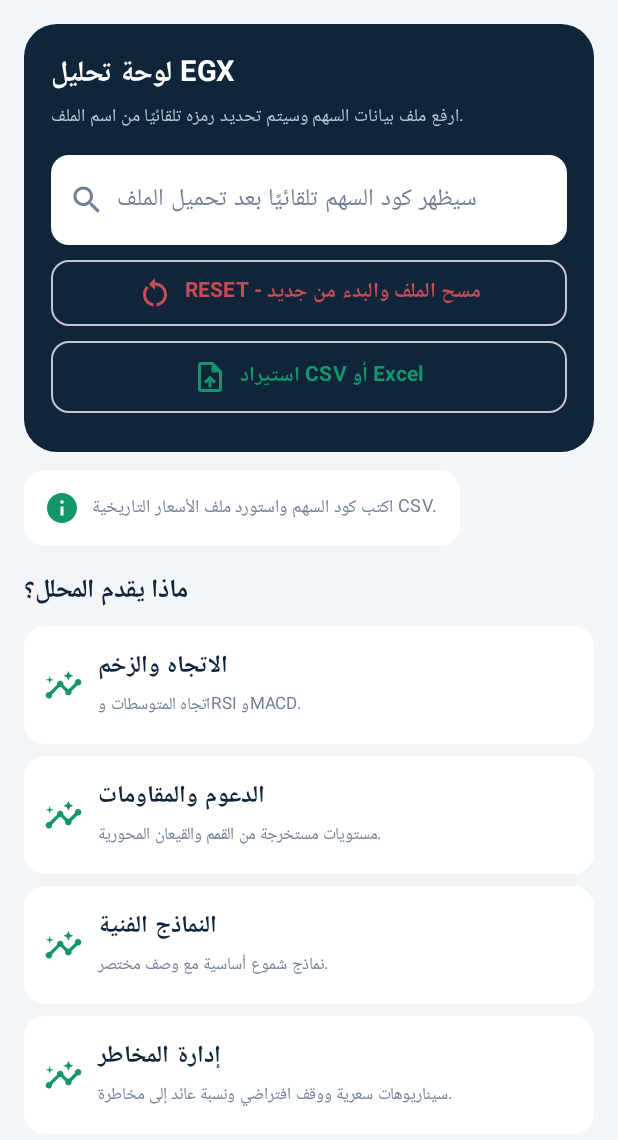
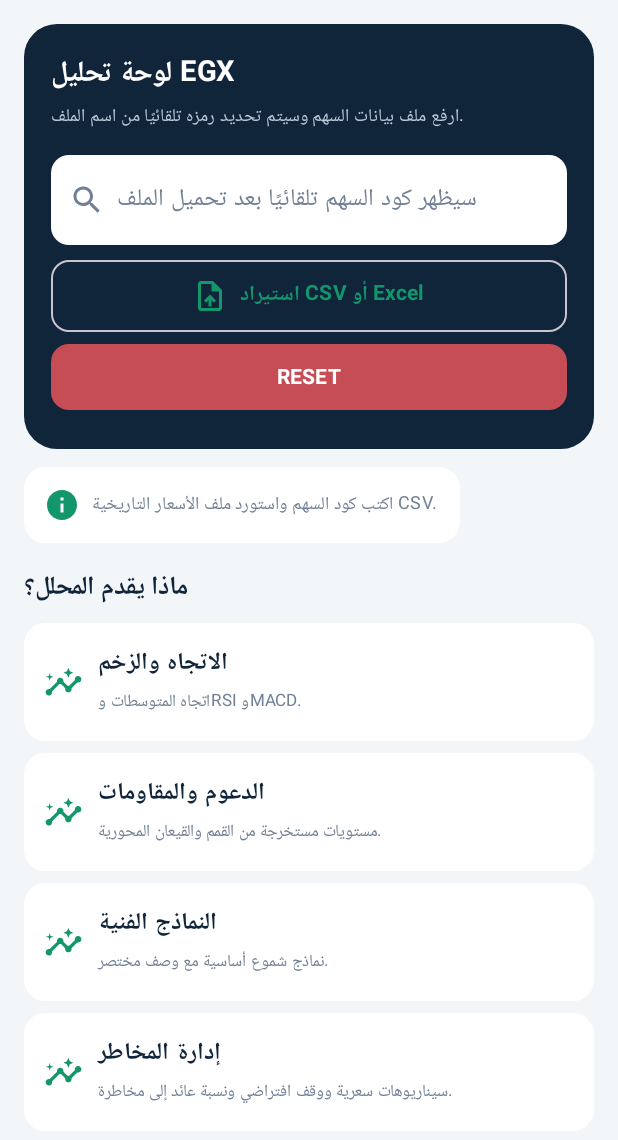
Before and after one commit to ahmednaf9/EGXStockAnalyzer, an Android app built with Jetpack Compose: the screen it shows after launch (MainActivity), on a phone screen of 412 x 824 dp, the part 96-1236 px from its top. Run offline under Robolectric (Android 15) with nearby library versions, the phone set to English and light mode, and no system bars.

Commit message:
Style RESET as a red button below file upload

```diff
--- a/app/src/main/java/com/egx/analyzer/MainActivity.kt
+++ b/app/src/main/java/com/egx/analyzer/MainActivity.kt
@@ -300,6 +300,17 @@ fun AnalyzerScreen(importFile: (Uri) -> ImportedStockFile) {
                     }
                     Spacer(Modifier.height(10.dp))
                     OutlinedButton(
+                        onClick = { picker.launch(arrayOf("text/*","text/csv","application/vnd.ms-excel","application/vnd.openxmlformats-officedocument.spreadsheetml.sheet")) },
+                        modifier = Modifier.fillMaxWidth().height(48.dp),
+                        shape = RoundedCornerShape(12.dp),
+                        colors = ButtonDefaults.outlinedButtonColors(contentColor = Green)
+                    ) {
+                        Icon(Icons.Default.UploadFile, null)
+                        Spacer(Modifier.width(8.dp))
+                        Text("استيراد CSV أو Excel", fontWeight = FontWeight.Bold)
+                    }
+                    Spacer(Modifier.height(8.dp))
+                    Button(
                         onClick = {
                             symbol = ""
                             candles = emptyList()
@@ -311,22 +322,9 @@ fun AnalyzerScreen(importFile: (Uri) -> ImportedStockFile) {
                         },
                         modifier = Modifier.fillMaxWidth().height(44.dp),
                         shape = RoundedCornerShape(12.dp),
-                        colors = ButtonDefaults.outlinedButtonColors(contentColor = Red)
+                        colors = ButtonDefaults.buttonColors(containerColor = Red, contentColor = Color.White)
                     ) {
-                        Icon(Icons.Default.RestartAlt, null)
-                        Spacer(Modifier.width(8.dp))
-                        Text("RESET - مسح الملف والبدء من جديد", fontWeight = FontWeight.Bold)
-                    }
-                    Spacer(Modifier.height(10.dp))
-                    OutlinedButton(
-                        onClick = { picker.launch(arrayOf("text/*","text/csv","application/vnd.ms-excel","application/vnd.openxmlformats-officedocument.spreadsheetml.sheet")) },
-                        modifier = Modifier.fillMaxWidth().height(48.dp),
-                        shape = RoundedCornerShape(12.dp),
-                        colors = ButtonDefaults.outlinedButtonColors(contentColor = Green)
-                    ) {
-                        Icon(Icons.Default.UploadFile, null)
-                        Spacer(Modifier.width(8.dp))
-                        Text("استيراد CSV أو Excel", fontWeight = FontWeight.Bold)
+                        Text("RESET", fontWeight = FontWeight.Bold)
                     }
                     Spacer(Modifier.height(8.dp))
                 }
```
